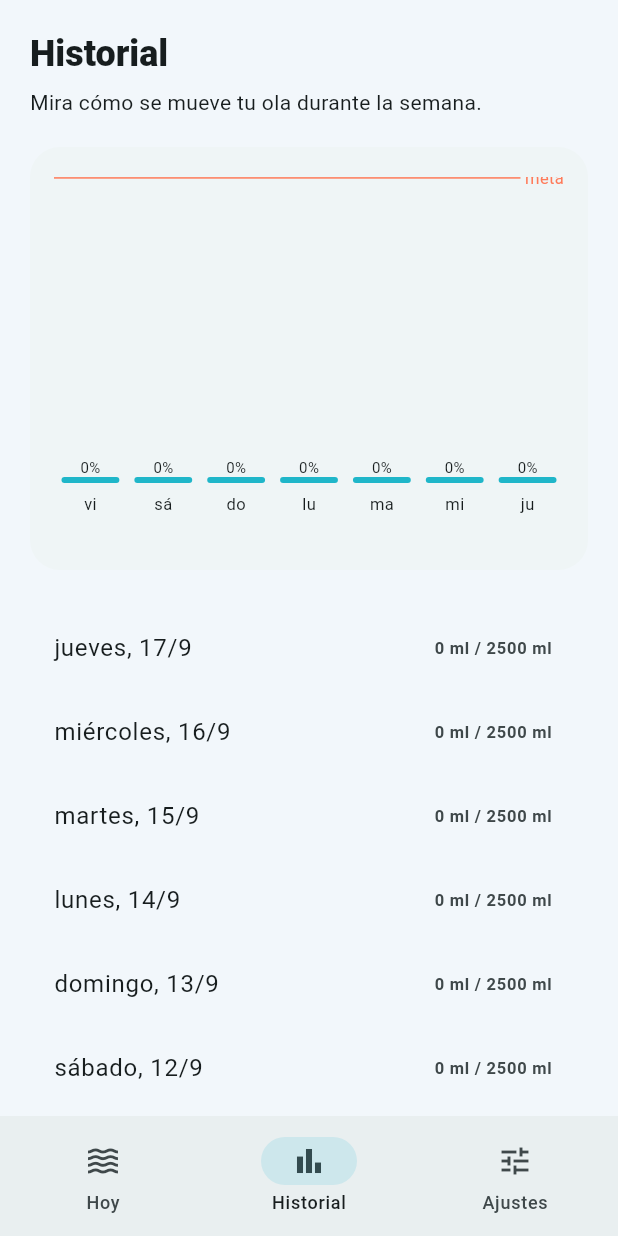
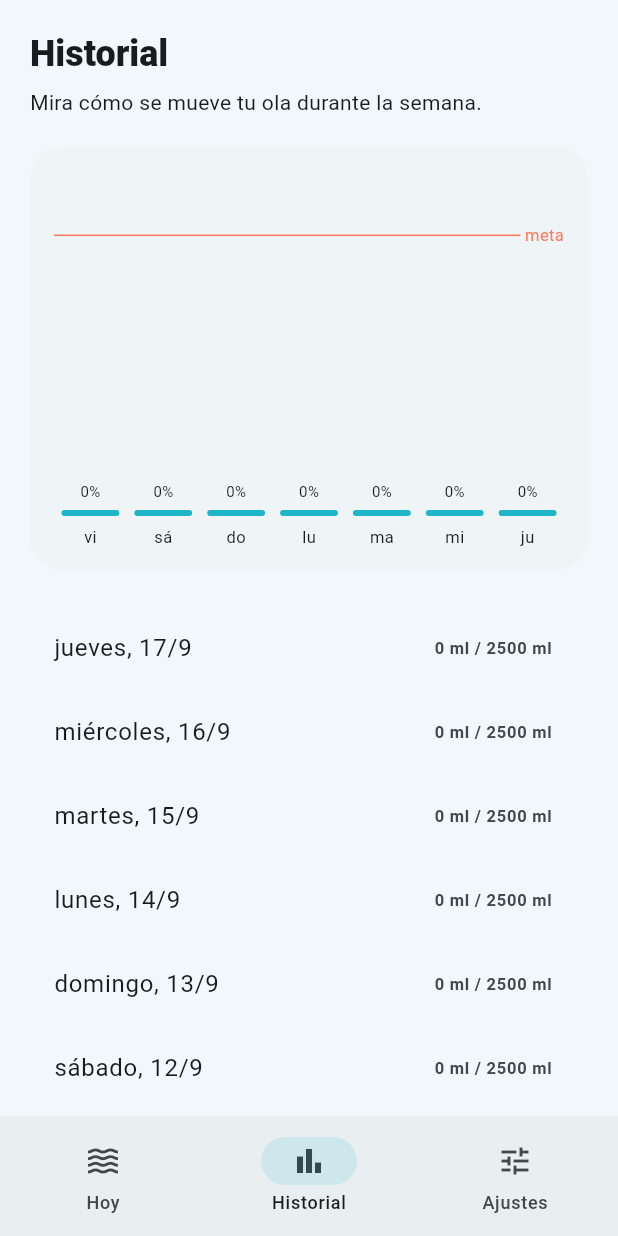
Before and after one commit to BOTOOM/HydraFlow, a Flutter app: the Shell screen opened directly, item 2 of the bottom bar chosen, on a phone screen of 412 x 824 dp. Run offline on Flutter 3.47's test engine with Material 3 defaults, Android fonts, the phone set to English and light mode, and no system bars; our stand-ins replace audioplayers, flutter_local_notifications, flutter_timezone, shared_preferences, sqflite, timezone; accounts and stored records are empty; Roboto replaces fonts that are missing (sans).

Commit message:
Fix history chart and gauge percentage when intake exceeds the daily goal

```diff
--- a/lib/ui/screens/history_screen.dart
+++ b/lib/ui/screens/history_screen.dart
@@ -1,6 +1,9 @@
+import 'dart:math' as math;
+
 import 'package:flutter/material.dart';
 import 'package:intl/intl.dart';
 import 'package:provider/provider.dart';
+
 import '../../domain/drink.dart';
 import '../../domain/models.dart';
 import '../../state/controllers.dart';
@@ -9,7 +12,8 @@ import '../theme.dart';
 
 class HistoryScreen extends StatefulWidget {
   const HistoryScreen({super.key});
-  @override State<HistoryScreen> createState() => _HistoryScreenState();
+  @override
+  State<HistoryScreen> createState() => _HistoryScreenState();
 }
 
 class _HistoryScreenState extends State<HistoryScreen> {
@@ -19,15 +23,26 @@ class _HistoryScreenState extends State<HistoryScreen> {
   Widget build(BuildContext context) {
     final intake = context.watch<IntakeController>();
     final profile = context.watch<ProfileController>();
-    final days = List.generate(7, (index) => DateTime.now().subtract(Duration(days: 6 - index)));
+    final days = List.generate(
+      7,
+      (index) => DateTime.now().subtract(Duration(days: 6 - index)),
+    );
     final picked = selectedDay;
     final pickedEntries = picked == null
         ? <IntakeEntry>[]
-        : intake.entries.where((entry) => _sameDay(entry.timestamp, picked)).toList();
+        : intake.entries
+              .where((entry) => _sameDay(entry.timestamp, picked))
+              .toList();
     return SingleChildScrollView(
       padding: const EdgeInsets.all(20),
-      child: Column(crossAxisAlignment: CrossAxisAlignment.start, children: [
-        Text('Historial', style: Theme.of(context).textTheme.headlineSmall?.copyWith(fontWeight: FontWeight.w800)),
+      child: Column(
+        crossAxisAlignment: CrossAxisAlignment.start,
+        children: [
+          Text(
+            'Historial',
+            style: Theme.of(context).textTheme.headlineSmall
+                ?.copyWith(fontWeight: FontWeight.w800),
+          ),
           const SizedBox(height: 6),
           const Text('Mira cómo se mueve tu ola durante la semana.'),
           const SizedBox(height: 20),
@@ -36,54 +51,106 @@ class _HistoryScreenState extends State<HistoryScreen> {
               padding: const EdgeInsets.fromLTRB(16, 20, 16, 12),
               child: SizedBox(
                 height: 250,
-              child: LayoutBuilder(builder: (context, constraints) {
-                final max = intake.todayGoal * 1.15;
-                final goalFraction = (intake.todayGoal / max).clamp(0.0, 1.0);
-                return Stack(children: [
+                child: LayoutBuilder(
+                  builder: (context, constraints) {
+                    final totals = days
+                        .map((day) => _totalFor(intake.entries, day))
+                        .toList();
+                    final max = historyChartMaximum(totals, intake.todayGoal);
+                    final goalFraction = intake.todayGoal / max;
+                    const percentLabelHeight = 16.0;
+                    const labelGap = 4.0;
+                    const dayLabelHeight = 24.0;
+                    final barAreaHeight =
+                        constraints.maxHeight -
+                        percentLabelHeight -
+                        labelGap -
+                        dayLabelHeight;
+                    return Stack(
+                      children: [
                         Positioned(
                           left: 0,
                           right: 0,
-                    bottom: constraints.maxHeight * goalFraction + 24,
-                    child: Row(children: [
-                      const Expanded(child: Divider(color: HydraTheme.coral)),
-                      Text(' meta', style: TextStyle(color: HydraTheme.coral, fontSize: 11)),
-                    ]),
+                          bottom: dayLabelHeight + barAreaHeight * goalFraction,
+                          child: Row(
+                            children: [
+                              const Expanded(
+                                child: Divider(color: HydraTheme.coral),
                               ),
-                  Padding(
-                    padding: const EdgeInsets.only(bottom: 24),
-                    child: Row(
+                              Text(
+                                ' meta',
+                                style: TextStyle(
+                                  color: HydraTheme.coral,
+                                  fontSize: 11,
+                                ),
+                              ),
+                            ],
+                          ),
+                        ),
+                        Row(
                           crossAxisAlignment: CrossAxisAlignment.end,
-                      children: days.map((day) {
-                        final total = _totalFor(intake.entries, day);
-                        final height = constraints.maxHeight - 24;
-                        final barHeight = (total / max * height).clamp(4.0, height);
-                        final selected = selectedDay != null && _sameDay(selectedDay!, day);
+                          children: List.generate(days.length, (index) {
+                            final day = days[index];
+                            final total = totals[index];
+                            final barHeight = (total / max * barAreaHeight)
+                                .clamp(4.0, barAreaHeight);
+                            final selected =
+                                selectedDay != null &&
+                                _sameDay(selectedDay!, day);
                             return Expanded(
                               child: GestureDetector(
                                 onTap: () => setState(() => selectedDay = day),
                                 child: Padding(
-                              padding: const EdgeInsets.symmetric(horizontal: 5),
-                              child: Column(mainAxisAlignment: MainAxisAlignment.end, children: [
-                                Text('${(total / intake.todayGoal * 100).round()}%', style: const TextStyle(fontSize: 10)),
+                                  padding: const EdgeInsets.symmetric(
+                                    horizontal: 5,
+                                  ),
+                                  child: Column(
+                                    mainAxisAlignment: MainAxisAlignment.end,
+                                    children: [
+                                      SizedBox(
+                                        height: percentLabelHeight,
+                                        child: Text(
+                                          '${(total / intake.todayGoal * 100).round()}%',
+                                          style: const TextStyle(fontSize: 10),
+                                        ),
+                                      ),
+                                      const SizedBox(height: labelGap),
                                       AnimatedContainer(
-                                  duration: const Duration(milliseconds: 180),
+                                        duration: const Duration(
+                                          milliseconds: 180,
+                                        ),
                                         height: barHeight,
                                         decoration: BoxDecoration(
-                                    color: selected ? HydraTheme.coral : HydraTheme.aqua,
-                                    borderRadius: BorderRadius.circular(8),
+                                          color: selected
+                                              ? HydraTheme.coral
+                                              : HydraTheme.aqua,
+                                          borderRadius: BorderRadius.circular(
+                                            8,
+                                          ),
                                         ),
                                       ),
                                       const SizedBox(height: 6),
-                                Text(DateFormat('E', 'es').format(day).substring(0, 2), style: const TextStyle(fontSize: 11)),
-                              ]),
+                                      SizedBox(
+                                        height: dayLabelHeight - 6,
+                                        child: Text(
+                                          DateFormat(
+                                            'E',
+                                            'es',
+                                          ).format(day).substring(0, 2),
+                                          style: const TextStyle(fontSize: 11),
+                                        ),
+                                      ),
+                                    ],
+                                  ),
                                 ),
                               ),
                             );
-                      }).toList(),
+                          }),
                         ),
+                      ],
+                    );
+                  },
                 ),
-                ]);
-              }),
               ),
             ),
           ),
@@ -92,25 +159,42 @@ class _HistoryScreenState extends State<HistoryScreen> {
             Card(
               child: Padding(
                 padding: const EdgeInsets.all(16),
-              child: Column(crossAxisAlignment: CrossAxisAlignment.start, children: [
+                child: Column(
+                  crossAxisAlignment: CrossAxisAlignment.start,
+                  children: [
                     Text(
                       'Registros del ${DateFormat('d MMMM', 'es').format(picked)}',
-                  style: Theme.of(context).textTheme.titleMedium?.copyWith(fontWeight: FontWeight.bold),
+                      style: Theme.of(context).textTheme.titleMedium
+                          ?.copyWith(fontWeight: FontWeight.bold),
                     ),
                     if (pickedEntries.isEmpty)
-                  const Padding(padding: EdgeInsets.symmetric(vertical: 16), child: Text('No hay registros ese día.'))
+                      const Padding(
+                        padding: EdgeInsets.symmetric(vertical: 16),
+                        child: Text('No hay registros ese día.'),
+                      )
                     else
                       ...pickedEntries.map((entry) {
-                    final drink = drinkById(entry.drinkId, profile.customDrinks);
+                        final drink = drinkById(
+                          entry.drinkId,
+                          profile.customDrinks,
+                        );
                         return ListTile(
                           contentPadding: EdgeInsets.zero,
-                      leading: Icon(drink.icon, color: drink.color ?? HydraTheme.aqua),
+                          leading: Icon(
+                            drink.icon,
+                            color: drink.color ?? HydraTheme.aqua,
+                          ),
                           title: Text(drink.name),
-                      subtitle: Text(DateFormat('HH:mm').format(entry.timestamp)),
-                      trailing: Text(formatVolume(entry.effectiveMl, profile.unit)),
+                          subtitle: Text(
+                            DateFormat('HH:mm').format(entry.timestamp),
+                          ),
+                          trailing: Text(
+                            formatVolume(entry.effectiveMl, profile.unit),
+                          ),
                         );
                       }),
-              ]),
+                  ],
+                ),
               ),
             ),
           const SizedBox(height: 8),
@@ -125,14 +209,23 @@ class _HistoryScreenState extends State<HistoryScreen> {
               ),
             );
           }),
-      ]),
+        ],
+      ),
     );
   }
 
   bool _sameDay(DateTime first, DateTime second) =>
-      first.year == second.year && first.month == second.month && first.day == second.day;
+      first.year == second.year &&
+      first.month == second.month &&
+      first.day == second.day;
 
   int _totalFor(List<IntakeEntry> entries, DateTime day) => entries
       .where((entry) => _sameDay(entry.timestamp, day))
       .fold(0, (sum, entry) => sum + entry.effectiveMl);
 }
+
+double historyChartMaximum(Iterable<int> totals, int goalMl) {
+  final goal = math.max(goalMl, 1);
+  final highest = totals.fold<int>(0, math.max);
+  return math.max(goal * 1.15, highest * 1.1);
+}
--- a/lib/ui/widgets/wave_gauge.dart
+++ b/lib/ui/widgets/wave_gauge.dart
@@ -21,7 +21,7 @@ class _WaveGaugeState extends State<WaveGauge> with SingleTickerProviderStateMix
       child: SizedBox(width: 260, height: 260, child: Center(child: Column(
         mainAxisSize: MainAxisSize.min,
         children: [
-          Text('${(widget.progress * 100).round()}%', style: const TextStyle(fontSize: 44, fontWeight: FontWeight.w800)),
+          Text('${(widget.total / max(widget.goal, 1) * 100).round()}%', style: const TextStyle(fontSize: 44, fontWeight: FontWeight.w800)),
           Text(formatVolumePair(widget.total, widget.goal, widget.unit), style: TextStyle(color: Theme.of(context).colorScheme.onSurfaceVariant, fontSize: 14)),
         ],
       ))),
```
Also changed, not shown: 1 other file. Lines whose indentation alone changed are shown as unchanged.
